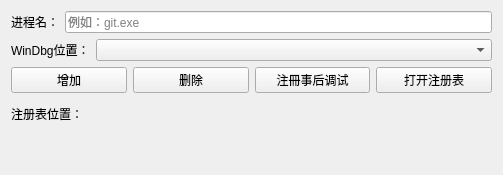
Above: WindbgIFEO/WindbgIFEO.ui from MingYueRuYa/worktools before the change. Below: the same form after it.
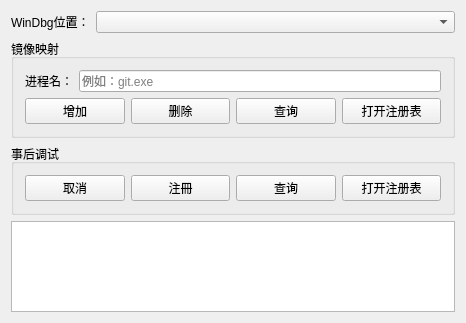
That is the form after the change.

```diff
--- a/WindbgIFEO/WindbgIFEO.ui
+++ b/WindbgIFEO/WindbgIFEO.ui
@@ -6,32 +6,23 @@
    <rect>
     <x>0</x>
     <y>0</y>
-    <width>503</width>
-    <height>175</height>
+    <width>466</width>
+    <height>323</height>
    </rect>
   </property>
+  <property name="minimumSize">
+   <size>
+    <width>0</width>
+    <height>0</height>
+   </size>
+  </property>
   <property name="windowTitle">
    <string>WindbgIFEO</string>
   </property>
-  <layout class="QVBoxLayout" name="verticalLayout">
-   <item>
-    <layout class="QHBoxLayout" name="horizontalLayout_2">
-     <item>
-      <widget class="QLabel" name="label_2">
-       <property name="text">
-        <string>进程名：</string>
-       </property>
-      </widget>
-     </item>
-     <item>
-      <widget class="QLineEdit" name="lineEdit_process_name">
-       <property name="placeholderText">
-        <string>例如：git.exe</string>
-       </property>
-      </widget>
-     </item>
-    </layout>
-   </item>
+  <property name="styleSheet">
+   <string notr="true"/>
+  </property>
+  <layout class="QVBoxLayout" name="verticalLayout_4">
    <item>
     <layout class="QHBoxLayout" name="horizontalLayout_4">
      <item>
@@ -54,9 +45,47 @@
     </layout>
    </item>
    <item>
+    <widget class="QGroupBox" name="groupBoxIFEO">
+     <property name="title">
+      <string>镜像映射</string>
+     </property>
+     <layout class="QVBoxLayout" name="verticalLayout_3">
+      <item>
     <layout class="QHBoxLayout" name="horizontalLayout">
      <item>
+         <layout class="QVBoxLayout" name="verticalLayout">
+          <item>
+           <widget class="QLabel" name="label_2">
+            <property name="text">
+             <string>进程名：</string>
+            </property>
+           </widget>
+          </item>
+         </layout>
+        </item>
+        <item>
+         <layout class="QVBoxLayout" name="verticalLayout_2">
+          <item>
+           <widget class="QLineEdit" name="lineEdit_process_name">
+            <property name="placeholderText">
+             <string>例如：git.exe</string>
+            </property>
+           </widget>
+          </item>
+         </layout>
+        </item>
+       </layout>
+      </item>
+      <item>
+       <layout class="QHBoxLayout" name="horizontalLayout_2">
+        <item>
       <widget class="QPushButton" name="pushButtonAdd">
+          <property name="minimumSize">
+           <size>
+            <width>0</width>
+            <height>26</height>
+           </size>
+          </property>
        <property name="text">
         <string>增加</string>
        </property>
@@ -64,63 +93,117 @@
      </item>
      <item>
       <widget class="QPushButton" name="pushButtonDel">
+          <property name="minimumSize">
+           <size>
+            <width>0</width>
+            <height>26</height>
+           </size>
+          </property>
        <property name="text">
         <string>删除</string>
        </property>
       </widget>
      </item>
      <item>
+         <widget class="QPushButton" name="pushButtonDel_2">
+          <property name="minimumSize">
+           <size>
+            <width>0</width>
+            <height>26</height>
+           </size>
+          </property>
+          <property name="text">
+           <string>查询</string>
+          </property>
+         </widget>
+        </item>
+        <item>
+         <widget class="QPushButton" name="pushButtonOpenRegEditor_2">
+          <property name="minimumSize">
+           <size>
+            <width>0</width>
+            <height>26</height>
+           </size>
+          </property>
+          <property name="text">
+           <string>打开注册表</string>
+          </property>
+         </widget>
+        </item>
+       </layout>
+      </item>
+     </layout>
+    </widget>
+   </item>
+   <item>
+    <widget class="QGroupBox" name="groupBoxPostmorted">
+     <property name="minimumSize">
+      <size>
+       <width>0</width>
+       <height>0</height>
+      </size>
+     </property>
+     <property name="title">
+      <string>事后调试</string>
+     </property>
+     <layout class="QHBoxLayout" name="horizontalLayout_3">
+      <item>
+       <widget class="QPushButton" name="pushButtonPostmortem_2">
+        <property name="minimumSize">
+         <size>
+          <width>0</width>
+          <height>26</height>
+         </size>
+        </property>
+        <property name="text">
+         <string>取消</string>
+        </property>
+       </widget>
+      </item>
+      <item>
       <widget class="QPushButton" name="pushButtonPostmortem">
+        <property name="minimumSize">
+         <size>
+          <width>0</width>
+          <height>26</height>
+         </size>
+        </property>
        <property name="text">
-        <string>注冊事后调试</string>
+         <string>注冊</string>
+        </property>
+       </widget>
+      </item>
+      <item>
+       <widget class="QPushButton" name="pushButtonDel_3">
+        <property name="minimumSize">
+         <size>
+          <width>0</width>
+          <height>26</height>
+         </size>
+        </property>
+        <property name="text">
+         <string>查询</string>
        </property>
       </widget>
      </item>
      <item>
       <widget class="QPushButton" name="pushButtonOpenRegEditor">
+        <property name="minimumSize">
+         <size>
+          <width>0</width>
+          <height>26</height>
+         </size>
+        </property>
        <property name="text">
         <string>打开注册表</string>
        </property>
       </widget>
      </item>
     </layout>
-   </item>
-   <item>
-    <layout class="QHBoxLayout" name="horizontalLayout_3">
-     <item>
-      <widget class="QLabel" name="label_tip">
-       <property name="text">
-        <string>注册表位置：</string>
-       </property>
       </widget>
      </item>
      <item>
-      <widget class="QLabel" name="label_reg_path">
-       <property name="sizePolicy">
-        <sizepolicy hsizetype="MinimumExpanding" vsizetype="Preferred">
-         <horstretch>0</horstretch>
-         <verstretch>0</verstretch>
-        </sizepolicy>
-       </property>
-       <property name="styleSheet">
-        <string notr="true">color: rgb(0, 170, 0);</string>
-       </property>
-       <property name="text">
-        <string/>
-       </property>
-      </widget>
-     </item>
-    </layout>
-   </item>
-   <item>
-    <widget class="QLabel" name="label_log">
-     <property name="styleSheet">
-      <string notr="true">color: rgb(255, 85, 0);</string>
-     </property>
-     <property name="text">
-      <string/>
-     </property>
-    </widget>
+    <widget class="QTextBrowser" name="textBrowserLog"/>
    </item>
   </layout>
  </widget>
```
Left out of the diff: 2 changed lines with no effect on the pictures. Lines whose indentation alone changed are shown as unchanged.
